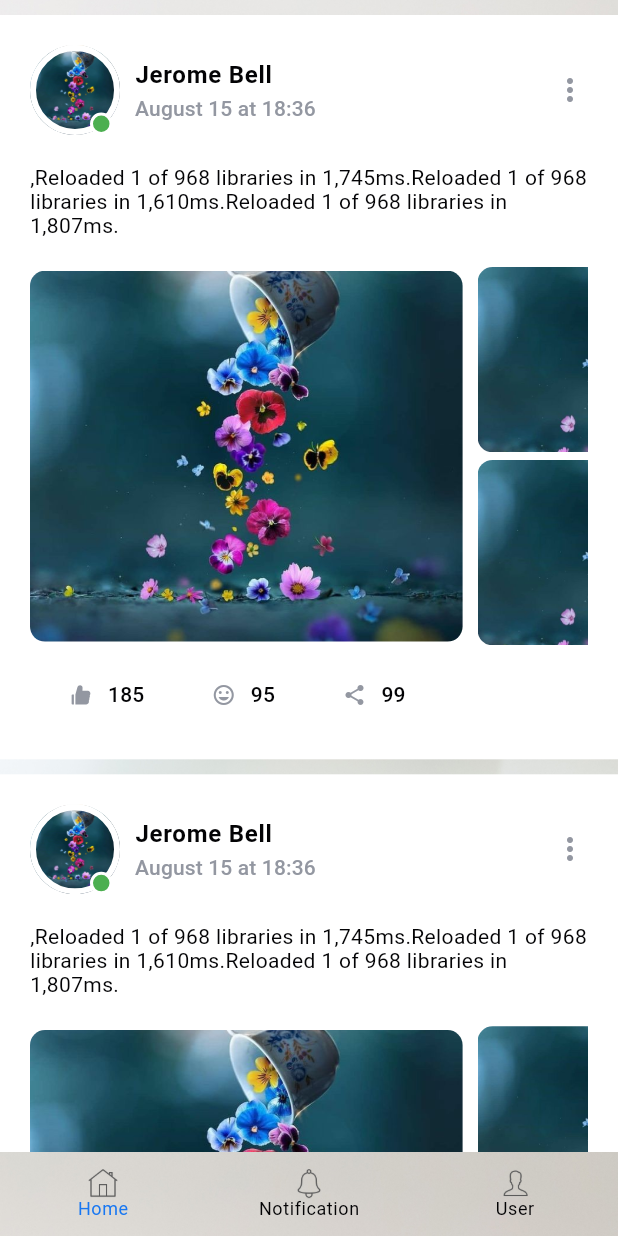
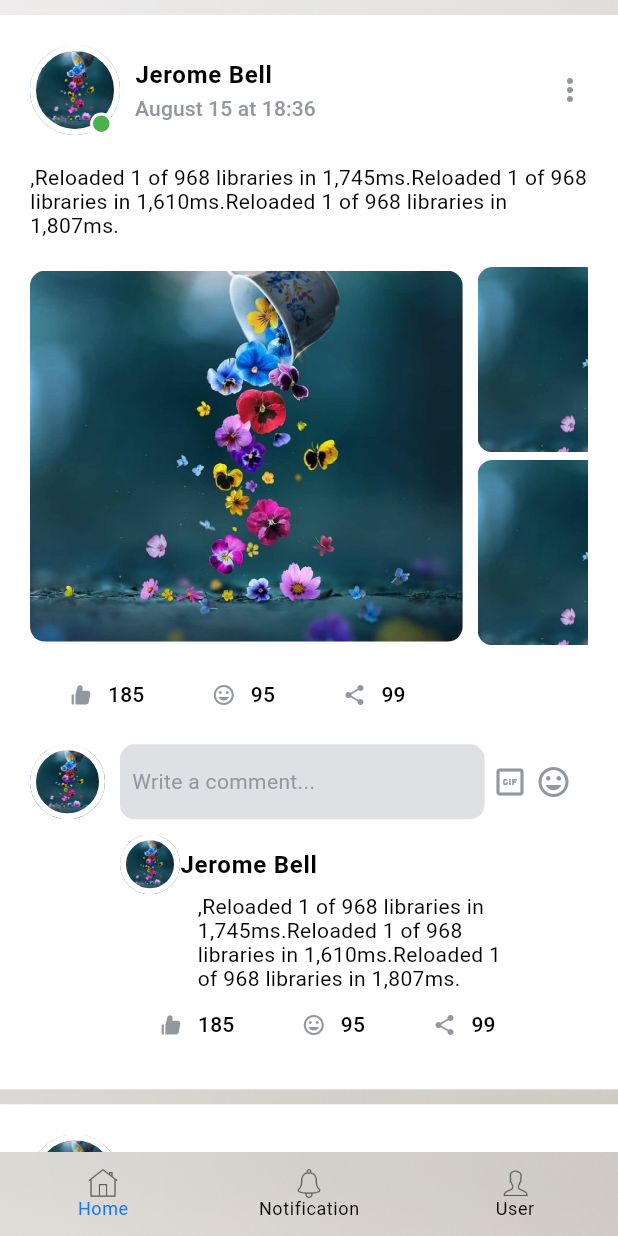
Before and after one commit to chizakasipascal/Doniel, a Flutter app: the PageDoniel screen opened by its route, on a phone screen of 412 x 824 dp. Run offline on Flutter 3.47's test engine with Material 2 defaults, Android fonts, the phone set to English and light mode, and no system bars; our stand-ins replace flutter_icons, google_fonts.

Commit message:
home page ok

```diff
--- a/lib/src/views/screens/home.dart
+++ b/lib/src/views/screens/home.dart
@@ -242,6 +242,131 @@ class CardPost extends StatelessWidget {
                   subdescription: 99,
                 ),
               ],
+            ),
+            const SizedBox(height: 10),
+            Row(
+              children: [
+                Container(
+                  height: 50,
+                  width: 50,
+                  decoration: BoxDecoration(
+                    border: Border.all(
+                      color: Colors.white,
+                      width: 4,
+                    ),
+                    shape: BoxShape.circle,
+                    image: DecorationImage(
+                      image: AssetImage(imageMain),
+                      fit: BoxFit.cover,
+                    ),
+                  ),
+                ),
+                const SizedBox(width: 10),
+                Container(
+                  height: 50,
+                  width: size.width * .59,
+                  decoration: BoxDecoration(
+                    borderRadius: BorderRadius.circular(10),
+                    color: kGreyColor.withOpacity(.3),
+                  ),
+                  child: Padding(
+                    padding: const EdgeInsets.all(8.0),
+                    child: Align(
+                      alignment: Alignment.centerLeft,
+                      child: Text(
+                        'Write a comment...',
+                        style: themeData.textTheme.bodyText2,
+                      ),
+                    ),
+                  ),
+                ),
+                const SizedBox(width: 5),
+                const Icon(
+                  Icons.gif_box_outlined,
+                  color: kGreyColor,
+                ),
+                const SizedBox(width: 5),
+                const Icon(
+                  Icons.tag_faces,
+                  color: kGreyColor,
+                ),
+              ],
+            ),
+            Padding(
+              padding: const EdgeInsets.only(left: 60.0, top: 10),
+              child: SizedBox(
+                height: 150,
+                child: ListView.builder(
+                  itemCount: 1,
+                  physics: const BouncingScrollPhysics(),
+                  itemBuilder: ((context, index) => Row(
+                        children: [
+                          Column(
+                            crossAxisAlignment: CrossAxisAlignment.start,
+                            children: [
+                              Row(
+                                children: [
+                                  Container(
+                                    height: 40,
+                                    width: 40,
+                                    decoration: BoxDecoration(
+                                      border: Border.all(
+                                        color: Colors.white,
+                                        width: 4,
+                                      ),
+                                      shape: BoxShape.circle,
+                                      image: DecorationImage(
+                                        image: AssetImage(imageMain),
+                                        fit: BoxFit.cover,
+                                      ),
+                                    ),
+                                  ),
+                                  Text(
+                                    name,
+                                    style:
+                                        themeData.textTheme.bodyLarge!.copyWith(
+                                      fontWeight: FontWeight.bold,
+                                      color: kBlackColor,
+                                    ),
+                                  ),
+                                ],
+                              ),
+                              Column(
+                                children: [
+                                  Padding(
+                                    padding: const EdgeInsets.only(left: 40.0),
+                                    child: SizedBox(
+                                      width: size.width * .5,
+                                      child: Text(
+                                        description,
+                                        style: themeData.textTheme.bodyText2!
+                                            .copyWith(
+                                          color: kBlackColor,
+                                        ),
+                                      ),
+                                    ),
+                                  ),
+                                  Row(
+                                    children: const [
+                                      CardPostButtom(),
+                                      CardPostButtom(
+                                        description: Icons.tag_faces,
+                                        subdescription: 95,
+                                      ),
+                                      CardPostButtom(
+                                        description: Icons.share,
+                                        subdescription: 99,
+                                      ),
+                                    ],
+                                  ),
+                                ],
+                              )
+                            ],
+                          ),
+                        ],
+                      )),
+                ),
+              ),
             )
           ],
         ),
--- a/lib/src/views/screens/profile.dart
+++ b/lib/src/views/screens/profile.dart
@@ -54,7 +54,7 @@ class Profile extends StatelessWidget {
           controller: controller,
           children: [
             Column(
-              children: const [Text('data')],
+              children: const [Text('Profile uttilisateur')],
             )
           ],
         ),
```
